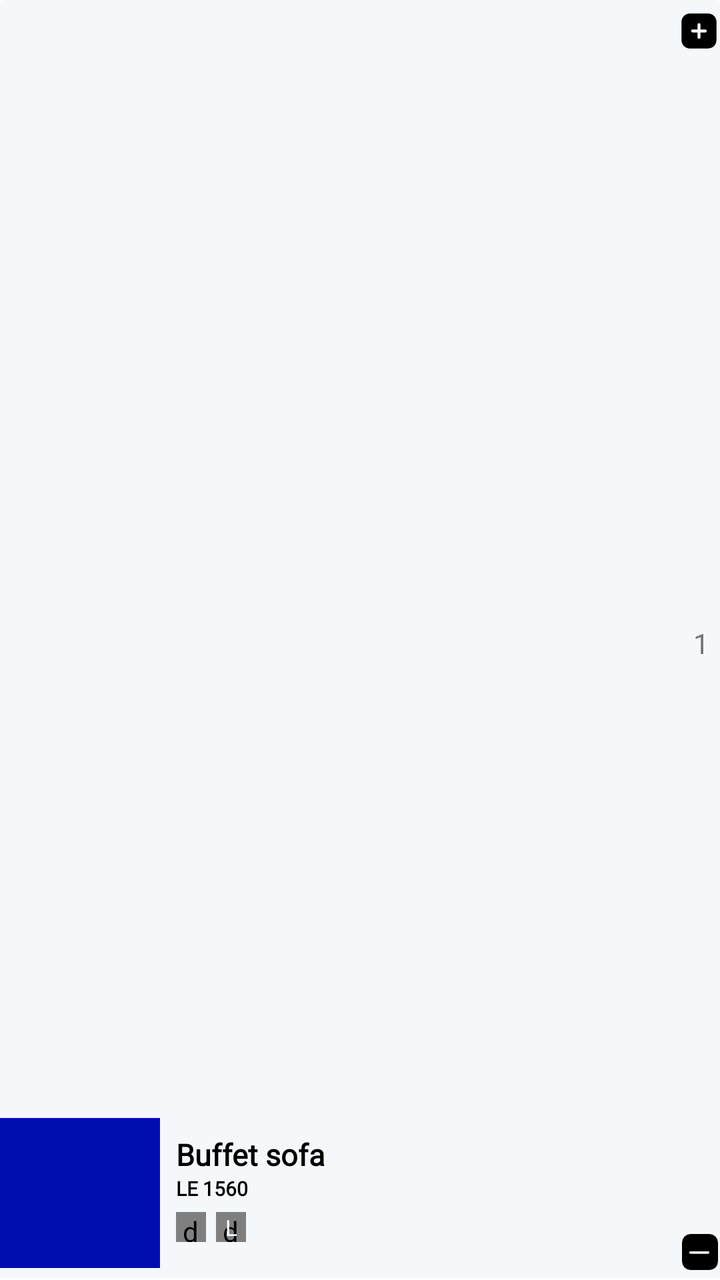
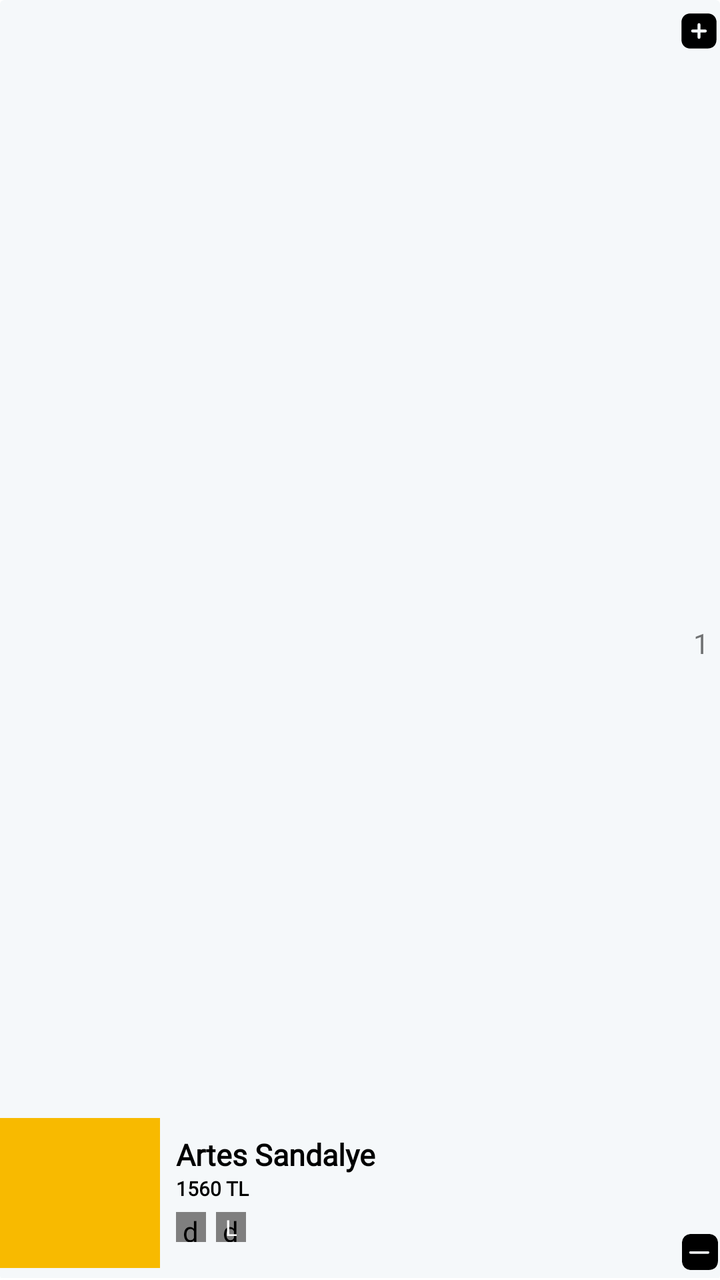

Compare the two renders of this Android layout. The source of the first and the diff that turns it into the second are given below.
<!-- AndroidManifest.xml: application theme Theme.ARoom -->
<!-- res/layout/cart_product_item.xml -->
<?xml version="1.0" encoding="utf-8"?>
<androidx.cardview.widget.CardView xmlns:android="http://schemas.android.com/apk/res/android"
    android:layout_width="match_parent"
    android:layout_height="wrap_content"
    xmlns:app="http://schemas.android.com/apk/res-auto"
    android:backgroundTint="@color/g_white"
    app:cardElevation="0dp">
    
    <androidx.constraintlayout.widget.ConstraintLayout
        android:layout_width="match_parent"
        android:layout_height="match_parent" >

        <View
            android:id="@+id/line"
            android:layout_width="0dp"
            android:layout_height="1dp"
            android:background="@color/white"
            app:layout_constraintBottom_toBottomOf="parent"
            app:layout_constraintEnd_toEndOf="parent"
            app:layout_constraintStart_toStartOf="parent" />

        <ImageView
            android:id="@+id/img_cart_product"
            android:layout_width="80dp"
            android:layout_height="75dp"
            android:layout_marginBottom="5dp"
            app:layout_constraintBottom_toBottomOf="parent"
            app:layout_constraintBottom_toTopOf="@id/line"
            app:layout_constraintStart_toStartOf="parent"
            android:scaleType="centerCrop"
            android:src="@color/g_blue"/>

        <TextView
            android:id="@+id/tv_product_cart_name"
            android:layout_width="180dp"
            android:layout_height="wrap_content"
            android:layout_marginStart="8dp"
            android:layout_marginTop="8dp"
            android:fontFamily="@font/poppins_light"
            android:text="Buffet sofa"
            android:maxLines="1"
            android:ellipsize="end"
            android:textColor="@color/black"
            android:textSize="15sp"
            android:textStyle="bold"
            app:layout_constraintStart_toEndOf="@id/img_cart_product"
            app:layout_constraintTop_toTopOf="@id/img_cart_product" />
        
        <TextView
            android:id="@+id/tv_product_cart_price"
            android:layout_width="180dp"
            android:layout_height="wrap_content"
            android:fontFamily="@font/poppins_light"
            android:text="LE 1560"
            android:textColor="@color/black"
            android:textSize="10sp"
            android:textStyle="bold"
            app:layout_constraintStart_toStartOf="@id/tv_product_cart_name"
            app:layout_constraintTop_toBottomOf="@id/tv_product_cart_name"/>

        <ImageView
            android:id="@+id/img_minus"
            android:layout_width="18dp"
            android:layout_height="18dp"
            android:layout_marginEnd="1dp"
            android:layout_marginBottom="5dp"
            android:src="@drawable/ic_minus"
            app:layout_constraintBottom_toBottomOf="parent"
            app:layout_constraintEnd_toEndOf="parent" />

        <ImageView
            android:id="@+id/img_plus"
            android:layout_width="21dp"
            android:layout_height="21dp"
            android:layout_marginTop="5dp"
            android:src="@drawable/ic_plus"
            app:layout_constraintEnd_toEndOf="parent"
            app:layout_constraintTop_toTopOf="parent" />

        <TextView
            android:id="@+id/tv_cart_prod_quantity"
            android:layout_width="wrap_content"
            android:layout_height="wrap_content"
            android:text="1"
            app:layout_constraintTop_toBottomOf="@id/img_plus"
            app:layout_constraintEnd_toEndOf="@id/img_plus"
            app:layout_constraintBottom_toTopOf="@id/img_minus"
            app:layout_constraintStart_toStartOf="@id/img_minus" />
        
        <de.hdodenhof.circleimageview.CircleImageView
            android:id="@+id/img_cart_prod_color"
            android:layout_width="15dp"
            android:layout_height="15dp"
            android:layout_marginTop="5dp"
            android:src="@color/g_blue"
            app:layout_constraintStart_toStartOf="@id/tv_product_cart_price"
            app:layout_constraintTop_toBottomOf="@id/tv_product_cart_price" />

        <de.hdodenhof.circleimageview.CircleImageView
            android:id="@+id/img_cart_prod_size"
            android:layout_width="15dp"
            android:layout_height="15dp"
            android:src="@color/g_blue_gray200"
            android:layout_marginStart="5dp"
            app:layout_constraintTop_toTopOf="@id/img_cart_prod_color"
            app:layout_constraintStart_toEndOf="@id/img_cart_prod_color"/>

        <TextView
            android:id="@+id/tv_cart_prod_size"
            android:layout_width="wrap_content"
            android:layout_height="wrap_content"
            android:text="L"
            android:textSize="11sp"
            android:textColor="@color/white"
            app:layout_constraintBottom_toBottomOf="@id/img_cart_prod_size"
            app:layout_constraintTop_toTopOf="@id/img_cart_prod_size"
            app:layout_constraintStart_toStartOf="@id/img_cart_prod_size"
            app:layout_constraintEnd_toEndOf="@id/img_cart_prod_size"
            />






    </androidx.constraintlayout.widget.ConstraintLayout>

</androidx.cardview.widget.CardView>
<!-- resources referenced by this layout -->
<resources>
  <color name="black">#FF000000</color>
  <color name="g_blue">#000DAE</color>
  <color name="g_blue_gray200">#97AABD</color>
  <color name="g_white">#F5F8FA</color>
  <color name="white">#FFFFFFFF</color>
  <!-- drawable ic_minus (drawable-v24) -->
  <vector xmlns:android="http://schemas.android.com/apk/res/android"
      android:width="20dp"
      android:height="20dp"
      android:viewportWidth="20"
      android:viewportHeight="20">
    <path
        android:fillColor="#FF000000"
        android:pathData="M14.67,20H5.33a5.349,5.349 0,0 1,-3.944 -1.394A5.356,5.356 0,0 1,0 14.67V5.33A5.358,5.358 0,0 1,1.386 1.386,5.358 5.358,0 0,1 5.33,0h9.33a5.372,5.372 0,0 1,3.945 1.386A5.345,5.345 0,0 1,20 5.33v9.34C20,18.057 18.057,20 14.67,20ZM4.7,9.6a0.7,0.7 0,1 0,0 1.4h9.8a0.7,0.7 0,0 0,0 -1.4Z"/>
  </vector>
  <!-- drawable ic_plus (drawable-v24) -->
  <vector xmlns:android="http://schemas.android.com/apk/res/android"
      android:width="24dp"
      android:height="24dp"
      android:viewportWidth="24"
      android:viewportHeight="24">
    <path
        android:fillColor="#FF000000"
        android:pathData="M16.67,22L7.33,22a5.349,5.349 0,0 1,-3.944 -1.394A5.356,5.356 0,0 1,2 16.67L2,7.33A5.358,5.358 0,0 1,3.386 3.386,5.358 5.358,0 0,1 7.33,2h9.33a5.372,5.372 0,0 1,3.945 1.386A5.345,5.345 0,0 1,22 7.33v9.34C22,20.057 20.057,22 16.67,22ZM8.33,11.16a0.819,0.819 0,0 0,-0.83 0.83,0.839 0.839,0 0,0 0.83,0.84L11.16,12.83L11.16,15.66a0.83,0.83 0,1 0,1.66 0L12.82,12.83h2.84a0.835,0.835 0,0 0,0 -1.669L12.82,11.161L12.82,8.34a0.83,0.83 0,1 0,-1.66 0L11.16,11.16Z"/>
  </vector>
  <style name="Theme.ARoom" parent="Theme.MaterialComponents.Light.NoActionBar">
          
          <item name="colorPrimary">@color/purple_500</item>
          <item name="colorPrimaryVariant">@color/purple_700</item>
          <item name="colorOnPrimary">@color/white</item>
          
          <item name="colorSecondary">@color/teal_200</item>
          <item name="colorSecondaryVariant">@color/teal_700</item>
          <item name="colorOnSecondary">@color/black</item>
          
          <item name="android:statusBarColor">?attr/colorPrimaryVariant</item>
          
  
  
  
      </style>
  <color name="purple_500">#FF6200EE</color>
  <color name="purple_700">#FF3700B3</color>
  <color name="teal_200">#FF03DAC5</color>
  <color name="teal_700">#FF018786</color>
</resources>

<!-- the commit's change to res/layout/cart_product_item.xml (unified diff, before → after) -->
@@ -28,7 +28,7 @@
             app:layout_constraintBottom_toTopOf="@id/line"
             app:layout_constraintStart_toStartOf="parent"
             android:scaleType="centerCrop"
-            android:src="@color/g_blue"/>
+            android:src="@color/g_orange_yellow"/>
 
         <TextView
             android:id="@+id/tv_product_cart_name"
@@ -37,7 +37,7 @@
             android:layout_marginStart="8dp"
             android:layout_marginTop="8dp"
             android:fontFamily="@font/poppins_light"
-            android:text="Buffet sofa"
+            android:text="Artes Sandalye"
             android:maxLines="1"
             android:ellipsize="end"
             android:textColor="@color/black"
@@ -51,7 +51,7 @@
             android:layout_width="180dp"
             android:layout_height="wrap_content"
             android:fontFamily="@font/poppins_light"
-            android:text="LE 1560"
+            android:text="1560 TL"
             android:textColor="@color/black"
             android:textSize="10sp"
             android:textStyle="bold"
@@ -92,7 +92,7 @@
             android:layout_width="15dp"
             android:layout_height="15dp"
             android:layout_marginTop="5dp"
-            android:src="@color/g_blue"
+            android:src="@color/g_orange_yellow"
             app:layout_constraintStart_toStartOf="@id/tv_product_cart_price"
             app:layout_constraintTop_toBottomOf="@id/tv_product_cart_price" />
 
<!-- resource entries referenced after the edit -->
@@ -1,8 +1,8 @@
 <!-- resources referenced by this layout -->
 <resources>
   <color name="black">#FF000000</color>
-  <color name="g_blue">#000DAE</color>
   <color name="g_blue_gray200">#97AABD</color>
+  <color name="g_orange_yellow">#F8BA00</color>
   <color name="g_white">#F5F8FA</color>
   <color name="white">#FFFFFFFF</color>
   <!-- drawable ic_minus (drawable-v24) -->
